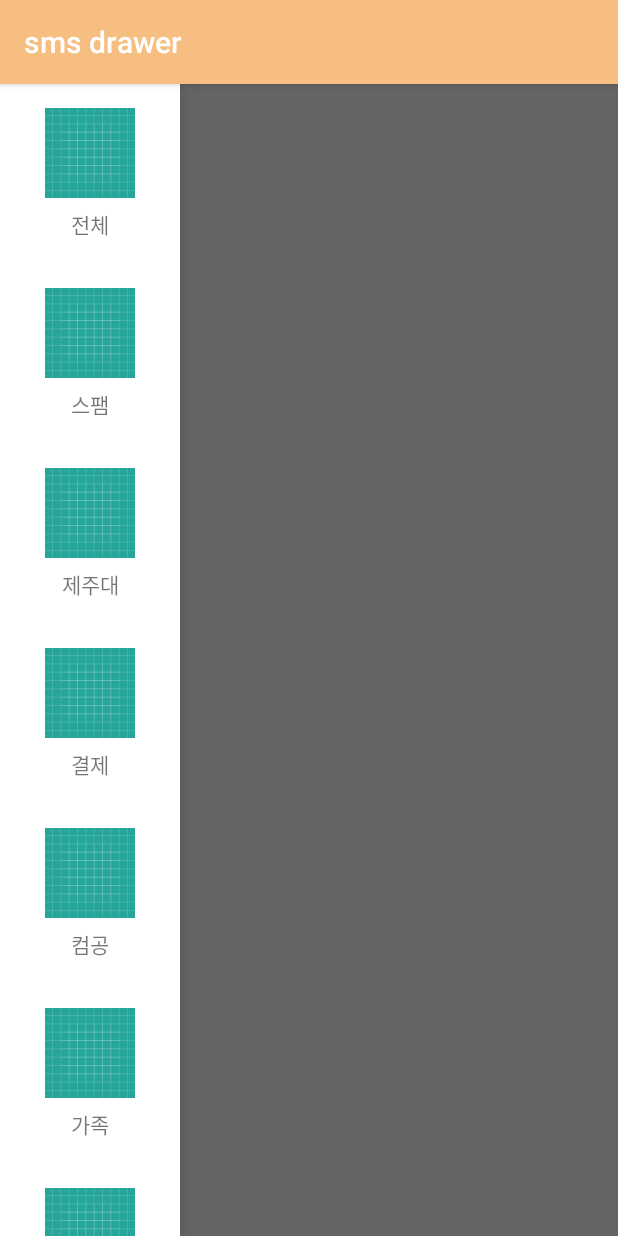
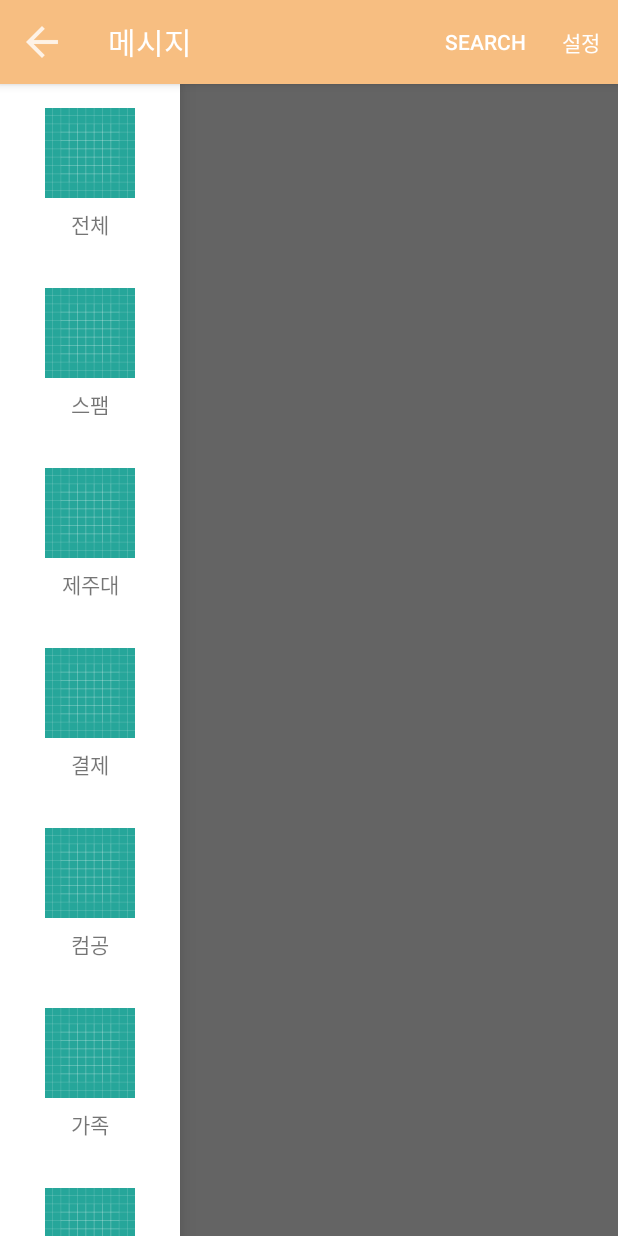
Before and after one commit to positive-people/smsdrawer, an Android app: the screen it shows after launch (MainActivity), with the side drawer open, on a phone screen of 412 x 824 dp. Run offline under Robolectric (Android 15) with nearby library versions, the phone set to English and light mode, and no system bars; 4 statements that could not run were skipped.

Commit message:
액션바 메뉴버튼 추가

```diff
--- a/app/src/main/java/org/hoony/test/smsdrawer/MainActivity.java
+++ b/app/src/main/java/org/hoony/test/smsdrawer/MainActivity.java
@@ -6,11 +6,17 @@ import android.database.Cursor;
 import android.net.Uri;
 import android.support.v4.app.ActivityCompat;
 import android.support.v4.content.ContextCompat;
+import android.support.v4.widget.DrawerLayout;
+import android.support.v7.app.ActionBarDrawerToggle;
 import android.support.v7.app.AppCompatActivity;
 import android.os.Bundle;
 import android.support.v7.widget.GridLayoutManager;
 import android.support.v7.widget.LinearLayoutManager;
 import android.support.v7.widget.RecyclerView;
+import android.view.Menu;
+import android.view.MenuItem;
+import android.view.View;
+import android.widget.Toast;
 
 import java.util.ArrayList;
 
@@ -22,6 +28,7 @@ public class MainActivity extends AppCompatActivity {
     private RecyclerView mSideRecyclerView;
     private RecyclerView.Adapter mSideAdapter;
     private RecyclerView.LayoutManager mSideLayoutManager;
+    private DrawerLayout mDrawerLayout;
     private String[] data1 = {"전체","스팸","제주대","결제","컴공","가족","추가"};
 
     @Override
@@ -29,7 +36,22 @@ public class MainActivity extends AppCompatActivity {
         super.onCreate(savedInstanceState);
         setContentView(R.layout.activity_main);
         mMainRecyclerView = findViewById(R.id.main_recycler);
+        mDrawerLayout = findViewById(R.id.drawer_layout);
         mMainRecyclerView.setHasFixedSize(true);
+
+        //액션바 홈버튼 이벤트마다 아이콘 변경
+        mDrawerLayout.addDrawerListener(new DrawerLayout.DrawerListener() {
+            public void onDrawerClosed(View drawerView) {
+                getSupportActionBar().setHomeAsUpIndicator(R.drawable.ic_action_name);
+            }
+            public void onDrawerOpened(View drawerView) {
+                getSupportActionBar().setHomeAsUpIndicator(R.drawable.ic_action_left_arrow);
+            }
+            public void onDrawerSlide(View drawerView, float slideOffset) {
+            }
+            public void onDrawerStateChanged(int newState) {
+        }});
+
 
         mMainLayoutManager = new LinearLayoutManager(this);
         mMainRecyclerView.setLayoutManager(mMainLayoutManager);
@@ -67,7 +89,7 @@ public class MainActivity extends AppCompatActivity {
                 Manifest.permission.READ_SMS)
                 == PackageManager.PERMISSION_GRANTED) {
             Uri uri = Uri.parse("content://sms");
-            Cursor mCursor = getContentResolver().query(uri, null, ") GROUP BY (address", null, null);
+            Cursor mCursor = getContentResolver().query(uri, null, "1=1) GROUP BY (address", null, null);
 
             int bodyIndex = mCursor.getColumnIndex("body");
             int addressIndex = mCursor.getColumnIndex("address");
@@ -92,6 +114,13 @@ public class MainActivity extends AppCompatActivity {
                         2);
             }
         }
+
+        // 액션바 이름 변경
+        getSupportActionBar().setTitle("메시지");
+        // 액션바 홈 버튼 추가
+        getSupportActionBar().setDisplayHomeAsUpEnabled(true);
+        getSupportActionBar().setHomeAsUpIndicator(R.drawable.ic_action_name);
+        getSupportActionBar().setHomeButtonEnabled(true);
     }
 
     @Override
@@ -119,4 +148,32 @@ public class MainActivity extends AppCompatActivity {
                 break;
         }
     }
+    // 액션바 표시
+    @Override
+    public boolean onCreateOptionsMenu(Menu menu){
+        getMenuInflater().inflate(R.menu.menu, menu);
+        return true;
+    }
+    //액션바 액션 이벤트 처리
+    @Override
+    public boolean onOptionsItemSelected(MenuItem item){
+        int id = item.getItemId();
+        if (id == android.R.id.home) {
+            if (mDrawerLayout.isDrawerOpen(mSideRecyclerView)) {
+                mDrawerLayout.closeDrawer(mSideRecyclerView);
+            } else {
+                mDrawerLayout.openDrawer(mSideRecyclerView);
+            }
+            Toast.makeText(this, "홈아이콘클릭", Toast.LENGTH_SHORT).show();
+            return true;
+        }
+        if (id == R.id.action_setting) {
+
+            return true;
+        }
+
+        return super.onOptionsItemSelected(item);
+    }
+
+
 }
--- /dev/null
+++ b/app/src/main/res/menu/menu.xml
@@ -0,0 +1,15 @@
+<?xml version="1.0" encoding="utf-8"?>
+
+<menu xmlns:android="http://schemas.android.com/apk/res/android"
+    xmlns:app="http://schemas.android.com/apk/res-auto"
+    xmlns:tools="http://schemas.android.com/tools"
+    tools:context=".MainActivity">
+
+    <item
+        android:id="@+id/action_search"
+        android:title="Search"
+        app:showAsAction="always" />
+    <item android:id="@+id/action_setting"
+        android:title="설정"
+        app:showAsAction="ifRoom"/>
+</menu>
--- a/app/src/main/res/values/strings.xml
+++ b/app/src/main/res/values/strings.xml
@@ -1,3 +1,5 @@
 <resources>
     <string name="app_name">sms drawer</string>
+    <string name="drawer_open">Open</string>
+    <string name="drawer_close">Close</string>
 </resources>
```
Also changed, not shown: app/src/main/res/drawable-hdpi/ic_action_left_arrow.png (added), app/src/main/res/drawable-hdpi/ic_action_name.png (added), app/src/main/res/drawable-mdpi/ic_action_left_arrow.png (added), app/src/main/res/drawable-mdpi/ic_action_name.png (added), app/src/main/res/drawable-xhdpi/ic_action_left_arrow.png (added), app/src/main/res/drawable-xhdpi/ic_action_name.png (added), app/src/main/res/drawable-xxhdpi/ic_action_left_arrow.png (added), app/src/main/res/drawable-xxhdpi/ic_action_name.png (added).
